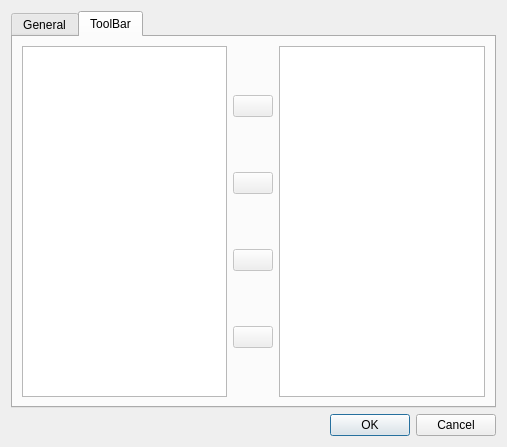
Before: the Qt Designer form settings.ui in srazi/Saaghar, drawn with Qt 5.
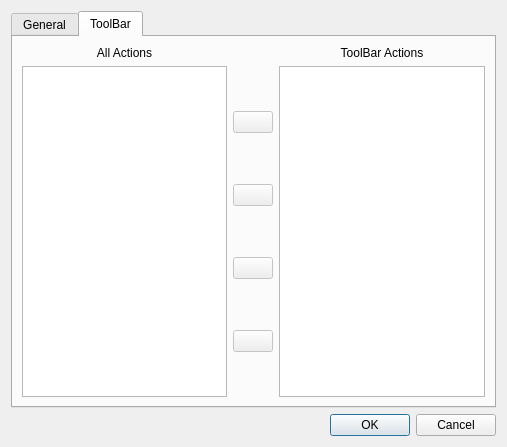
After: the same form once the commit is applied. The open tabs and pages were chosen to show the change. Icons and pictures are not drawn.

```diff
--- a/settings.ui
+++ b/settings.ui
@@ -336,8 +336,28 @@
       <attribute name="title">
        <string>ToolBar</string>
       </attribute>
-      <layout class="QHBoxLayout" name="horizontalLayout">
-       <item>
+      <layout class="QGridLayout" name="gridLayout_3">
+       <item row="0" column="0">
+        <widget class="QLabel" name="labelAllActions">
+         <property name="text">
+          <string>All Actions</string>
+         </property>
+         <property name="alignment">
+          <set>Qt::AlignCenter</set>
+         </property>
+        </widget>
+       </item>
+       <item row="0" column="2">
+        <widget class="QLabel" name="labelToolBarActions">
+         <property name="text">
+          <string>ToolBar Actions</string>
+         </property>
+         <property name="alignment">
+          <set>Qt::AlignCenter</set>
+         </property>
+        </widget>
+       </item>
+       <item row="1" column="0">
         <widget class="QTableWidget" name="tableWidgetAllActions">
          <property name="alternatingRowColors">
           <bool>false</bool>
@@ -393,7 +413,7 @@
          <column/>
         </widget>
        </item>
-       <item>
+       <item row="1" column="1">
         <layout class="QVBoxLayout" name="verticalLayout_6">
          <item>
           <widget class="QPushButton" name="pushButtonActionAdd">
@@ -453,7 +473,7 @@
          </item>
         </layout>
        </item>
-       <item>
+       <item row="1" column="2">
         <widget class="QTableWidget" name="tableWidgetToolBarActions">
          <property name="dragEnabled">
           <bool>false</bool>
```
Left out of the diff: 21 changed lines with no effect on the pictures.
